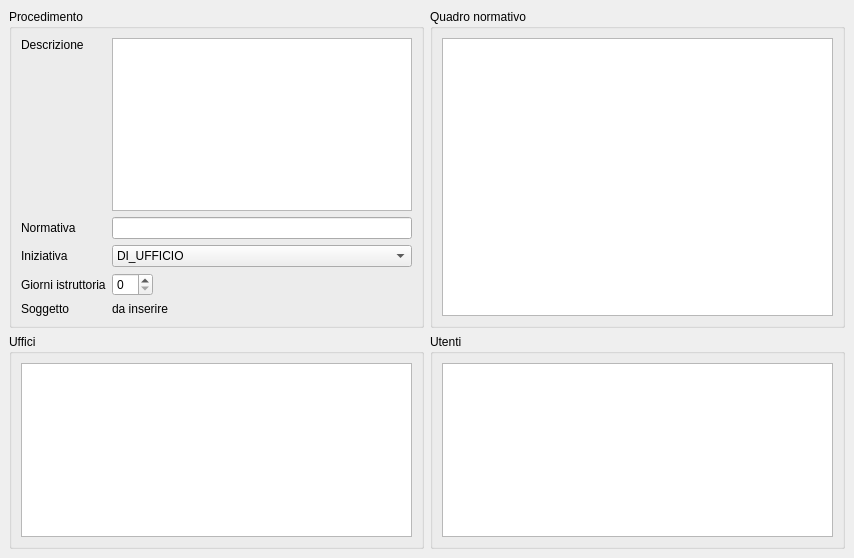
Before: the Qt Designer form src/com/axiastudio/suite/procedimenti/forms/procedimento.ui in tizianolattisi/suitegda, drawn with Qt 5.
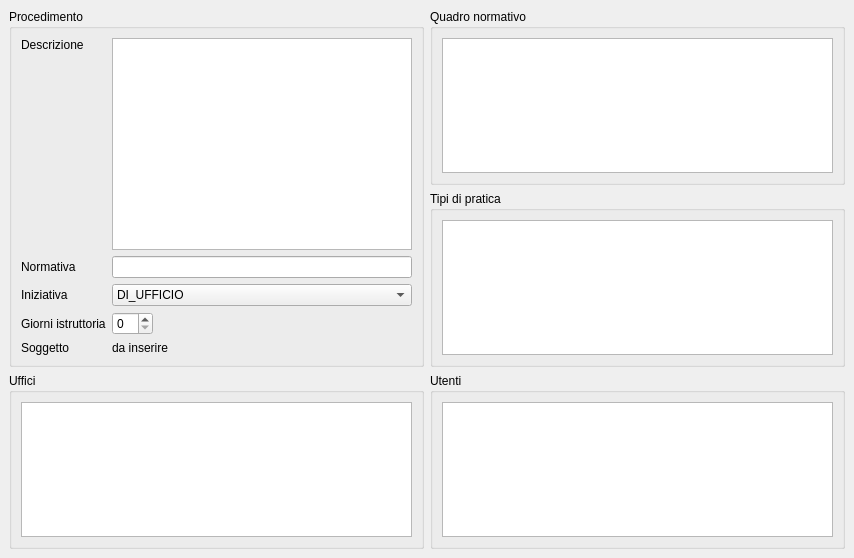
After: the same form once the commit is applied. Custom widgets are drawn as their Qt base class.

Commit message: Pratiche derivate dal procedimento (e qualche dato in demo).

Patch:
```diff
--- a/src/com/axiastudio/suite/procedimenti/forms/procedimento.ui
+++ b/src/com/axiastudio/suite/procedimenti/forms/procedimento.ui
@@ -15,7 +15,7 @@
   </property>
   <widget class="QWidget" name="centralwidget">
    <layout class="QGridLayout" name="gridLayout_2">
-    <item row="0" column="0">
+    <item row="0" column="0" rowspan="2">
      <widget class="QGroupBox" name="groupBox">
       <property name="title">
        <string>Procedimento</string>
@@ -162,6 +162,25 @@
          <property name="headers" stdset="0">
           <string>norma</string>
          </property>
+        </widget>
+       </item>
+      </layout>
+     </widget>
+    </item>
+    <item row="1" column="1">
+     <widget class="QGroupBox" name="groupBox_5">
+      <property name="title">
+       <string>Tipi di pratica</string>
+      </property>
+      <layout class="QVBoxLayout" name="verticalLayout_4">
+       <item>
+        <widget class="com.axiastudio.pypapi.ui.widgets.PyPaPiTableView" name="tableView_4">
+         <property name="entity" stdset="0">
+          <string>.tipoPraticaProcedimentoCollection</string>
+         </property>
+         <property name="columns" stdset="0">
+          <string>&lt;tipoPratica&gt;</string>
+         </property>
          <property name="reference" stdset="0">
           <string>norma</string>
          </property>
@@ -170,7 +189,7 @@
       </layout>
      </widget>
     </item>
-    <item row="1" column="0">
+    <item row="2" column="0">
      <widget class="QGroupBox" name="groupBox_3">
       <property name="title">
        <string>Uffici</string>
@@ -195,7 +214,7 @@
       </layout>
      </widget>
     </item>
-    <item row="1" column="1">
+    <item row="2" column="1">
      <widget class="QGroupBox" name="groupBox_4">
       <property name="title">
        <string>Utenti</string>
```
Left out of the diff: 4 changed lines with no effect on the pictures. The commit also changes 6 other files.
